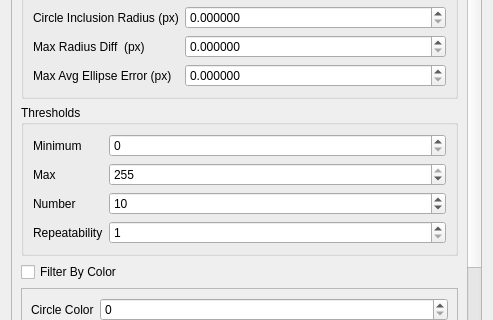
cpp-hardtech/robot-calibration-workbench, file gui/src/modified_circle_grid_target_finder.ui: the form before one commit; both pictures show x 0 to 493 and y 151 to 471 of the 493 by 631 pixel window.
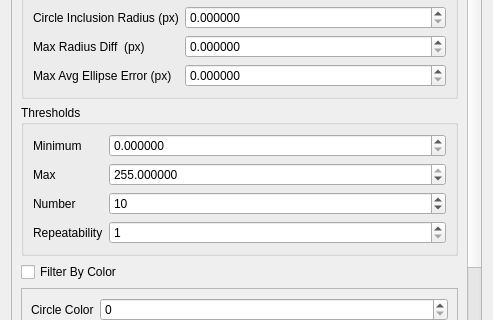
The form after the commit.

Commit message: Preserve circle grid detector configuration in the GUI

Diff of the .ui file:
```diff
--- a/gui/src/modified_circle_grid_target_finder.ui
+++ b/gui/src/modified_circle_grid_target_finder.ui
@@ -166,9 +166,12 @@
            </widget>
           </item>
           <item row="0" column="1">
-           <widget class="QSpinBox" name="minThresholdSpinBox">
+           <widget class="QDoubleSpinBox" name="minThresholdSpinBox">
+            <property name="decimals">
+             <number>6</number>
+            </property>
             <property name="maximum">
-             <number>255</number>
+             <double>255.000000000000000</double>
             </property>
            </widget>
           </item>
@@ -180,12 +183,15 @@
            </widget>
           </item>
           <item row="1" column="1">
-           <widget class="QSpinBox" name="maxThresholdSpinBox">
+           <widget class="QDoubleSpinBox" name="maxThresholdSpinBox">
+            <property name="decimals">
+             <number>6</number>
+            </property>
             <property name="maximum">
-             <number>255</number>
+             <double>255.000000000000000</double>
             </property>
             <property name="value">
-             <number>255</number>
+             <double>255.000000000000000</double>
             </property>
            </widget>
           </item>
```
The commit also changes 4 other files.
